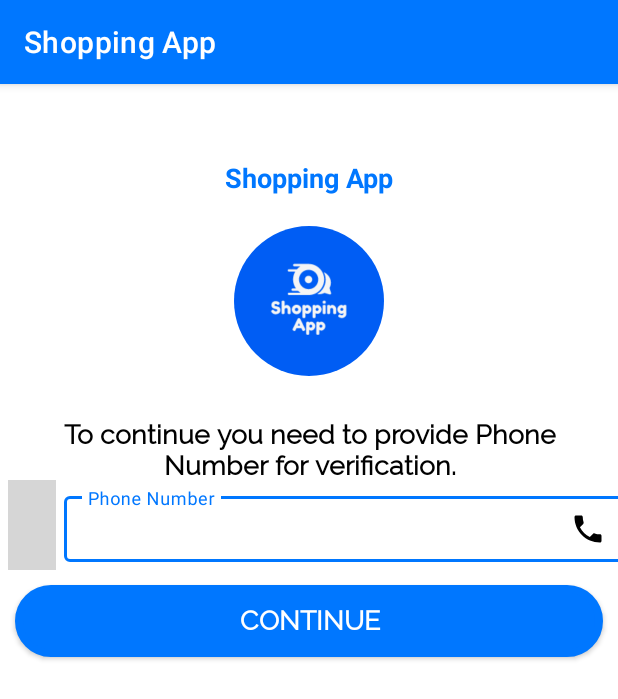
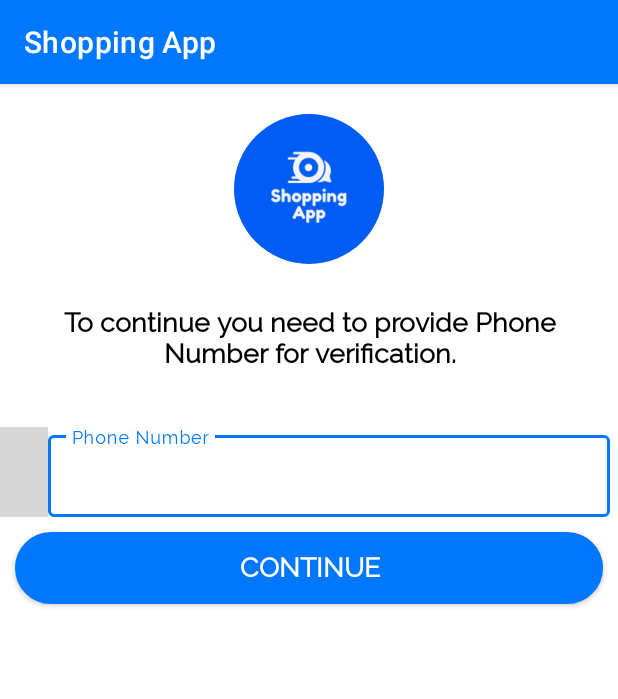
Before and after one commit to AbhishekKhot/Ecommerce_Client_App, an Android app: the PhoneNumberActivity screen opened directly, with no data from a screen before it, on a phone screen of 412 x 824 dp. Shown: the top 699 px of the screen. Run offline under Robolectric (Android 15) with nearby library versions, the phone set to English and light mode, and no system bars; our stand-ins replace CircleImageView, Firebase (no records; nobody signed in at launch, a user with empty details on screens opened directly); plain views replace CountryCodePicker; 3 statements that could not run were skipped; grey boxes are pictures that could not be loaded.

Commit message:
UI changes 2.0

```diff
--- a/app/src/main/AndroidManifest.xml
+++ b/app/src/main/AndroidManifest.xml
@@ -2,7 +2,7 @@
 <manifest xmlns:android="http://schemas.android.com/apk/res/android"
     xmlns:tools="http://schemas.android.com/tools">
 
-    <uses-permission android:name="android.permission.INTERNET"/>
+    <uses-permission android:name="android.permission.INTERNET" />
     <application
         android:allowBackup="true"
         android:dataExtractionRules="@xml/data_extraction_rules"
--- a/app/src/main/java/com/project/ecommerceapp/ui/OtpVerificationActivity.kt
+++ b/app/src/main/java/com/project/ecommerceapp/ui/OtpVerificationActivity.kt
@@ -1,16 +1,16 @@
 package com.project.ecommerceapp.ui
 
 import android.content.Intent
-import androidx.appcompat.app.AppCompatActivity
+import android.graphics.Paint
 import android.os.Bundle
 import android.view.View
 import android.widget.Toast
+import androidx.appcompat.app.AppCompatActivity
 import com.google.firebase.FirebaseException
 import com.google.firebase.auth.FirebaseAuth
 import com.google.firebase.auth.PhoneAuthCredential
 import com.google.firebase.auth.PhoneAuthOptions
 import com.google.firebase.auth.PhoneAuthProvider
-import com.project.ecommerceapp.R
 import com.project.ecommerceapp.databinding.ActivityOtpVerificationBinding
 import java.util.concurrent.TimeUnit
 
@@ -23,6 +23,8 @@ class OtpVerificationActivity : AppCompatActivity() {
         super.onCreate(savedInstanceState)
         binding = ActivityOtpVerificationBinding.inflate(layoutInflater)
         setContentView(binding.root)
+
+        binding.tvResendOTP.setPaintFlags(binding.tvResendOTP.paintFlags or Paint.UNDERLINE_TEXT_FLAG)
 
         binding.tvResendOTP.setOnClickListener {
             resendOTP()
--- a/app/src/main/java/com/project/ecommerceapp/ui/PhoneNumberActivity.kt
+++ b/app/src/main/java/com/project/ecommerceapp/ui/PhoneNumberActivity.kt
@@ -16,6 +16,7 @@ import com.google.firebase.auth.PhoneAuthProvider
 import com.google.firebase.auth.PhoneAuthProvider.OnVerificationStateChangedCallbacks
 import com.project.ecommerceapp.R
 import com.project.ecommerceapp.databinding.ActivityPhoneNumberBinding
+import com.project.ecommerceapp.utils.Constants
 import com.project.ecommerceapp.utils.Constants.SHARED_PREFERENCES_NAME
 import java.util.concurrent.TimeUnit
 
@@ -25,40 +26,42 @@ class PhoneNumberActivity : AppCompatActivity() {
     private lateinit var mCallbacks: OnVerificationStateChangedCallbacks
     private var firebaseAuth = FirebaseAuth.getInstance()
     private lateinit var countryCode: String
-    private lateinit var phoneNumber:String
-    private var sharedpreferences = getSharedPreferences(SHARED_PREFERENCES_NAME, Context.MODE_PRIVATE)
+    private lateinit var phoneNumber: String
+    private lateinit var sharedpreferences: SharedPreferences
+    private lateinit var editor: SharedPreferences.Editor
 
     @SuppressLint("ResourceAsColor")
     override fun onCreate(savedInstanceState: Bundle?) {
         super.onCreate(savedInstanceState)
         binding = ActivityPhoneNumberBinding.inflate(layoutInflater)
         setContentView(binding.root)
+        sharedpreferences = getSharedPreferences(SHARED_PREFERENCES_NAME, Context.MODE_PRIVATE)
+        editor = sharedpreferences.edit()
 
         countryCode = binding.codePicker.selectedCountryCodeWithPlus
 
         binding.codePicker.setOnCountryChangeListener {
-            countryCode=binding.codePicker.selectedCountryCodeWithPlus
+            countryCode = binding.codePicker.selectedCountryCodeWithPlus
         }
 
         binding.btnContinue.setOnClickListener {
             val number = binding.etPhoneNumber.text.toString()
             if (number.isEmpty()) {
                 binding.etPhoneNumber.requestFocus()
-                binding.etPhoneNumber.error="Empty"
-            } else if(number.length<10 || number.length>10) {
+                binding.etPhoneNumber.error = "Empty"
+            } else if (number.length < 10 || number.length > 10) {
                 binding.etPhoneNumber.requestFocus()
-                binding.etPhoneNumber.error="Not Valid Number"
-            }else{
+                binding.etPhoneNumber.error = "Not Valid Number"
+            } else {
                 val editor: SharedPreferences.Editor = sharedpreferences.edit()
                 editor.putString("USER_PHONE_NUMBER", number.toString())
                 editor.apply()
 
-                binding.progressBar.visibility=View.VISIBLE
-                binding.btnContinue.setBackgroundColor(R.color.grey)
-                phoneNumber=countryCode+number
-                val options=PhoneAuthOptions.newBuilder(firebaseAuth)
+                binding.progressBar.visibility = View.VISIBLE
+                phoneNumber = countryCode + number
+                val options = PhoneAuthOptions.newBuilder(firebaseAuth)
                     .setPhoneNumber(phoneNumber)
-                    .setTimeout(60L,TimeUnit.SECONDS)
+                    .setTimeout(60L, TimeUnit.SECONDS)
                     .setActivity(this)
                     .setCallbacks(mCallbacks)
                     .build()
@@ -72,14 +75,21 @@ class PhoneNumberActivity : AppCompatActivity() {
 
             override fun onVerificationFailed(p0: FirebaseException) {}
 
-            override fun onCodeSent(s: String, foreResendingToken: PhoneAuthProvider.ForceResendingToken) {
+            override fun onCodeSent(
+                s: String,
+                foreResendingToken: PhoneAuthProvider.ForceResendingToken
+            ) {
                 super.onCodeSent(s, foreResendingToken)
-                Toast.makeText(this@PhoneNumberActivity,"OTP sent successfully",Toast.LENGTH_SHORT).show()
-                binding.progressBar.visibility=View.INVISIBLE
-                val codeSent=s
-                val intent = Intent(this@PhoneNumberActivity,OtpVerificationActivity::class.java)
-                intent.putExtra("otp",codeSent)
-                intent.putExtra("phoneNumber",phoneNumber)
+                Toast.makeText(
+                    this@PhoneNumberActivity,
+                    "OTP sent successfully",
+                    Toast.LENGTH_SHORT
+                ).show()
+                binding.progressBar.visibility = View.INVISIBLE
+                val codeSent = s
+                val intent = Intent(this@PhoneNumberActivity, OtpVerificationActivity::class.java)
+                intent.putExtra("otp", codeSent)
+                intent.putExtra("phoneNumber", phoneNumber)
                 startActivity(intent)
                 finish()
             }
@@ -90,7 +100,7 @@ class PhoneNumberActivity : AppCompatActivity() {
         super.onStart()
         binding.etPhoneNumber.requestFocus()
 
-        if(firebaseAuth.currentUser?.uid!=null){
+        if (firebaseAuth.currentUser?.uid != null) {
             val intent = Intent(this, HomeActivity::class.java)
             startActivity(intent)
             finish()
--- a/app/src/main/res/layout/activity_phone_number.xml
+++ b/app/src/main/res/layout/activity_phone_number.xml
@@ -6,20 +6,6 @@
     android:layout_height="match_parent"
     android:background="@color/white"
     tools:context=".ui.PhoneNumberActivity">
-
-    <TextView
-        android:id="@+id/tvH2"
-        android:layout_width="wrap_content"
-        android:layout_height="wrap_content"
-        android:layout_marginTop="50dp"
-        android:text="@string/app_name"
-        android:textColor="@color/light_blue"
-        android:textSize="@dimen/h1"
-        android:textStyle="bold"
-        app:layout_constraintBottom_toTopOf="@id/iv2"
-        app:layout_constraintLeft_toLeftOf="parent"
-        app:layout_constraintRight_toRightOf="parent"
-        app:layout_constraintTop_toTopOf="parent" />
 
     <de.hdodenhof.circleimageview.CircleImageView
         android:id="@+id/iv2"
@@ -30,7 +16,7 @@
         android:src="@drawable/splash_image"
         app:layout_constraintEnd_toEndOf="parent"
         app:layout_constraintStart_toStartOf="parent"
-        app:layout_constraintTop_toBottomOf="@+id/tvH2" />
+        app:layout_constraintTop_toTopOf="parent"/>
 
     <TextView
         android:id="@+id/tv2"
@@ -53,10 +39,9 @@
         android:id="@+id/linear_layout"
         android:layout_width="match_parent"
         android:layout_height="60dp"
-        android:layout_marginTop="100dp"
+        android:layout_marginTop="30dp"
         android:orientation="horizontal"
         android:weightSum="2"
-        app:layout_constraintBottom_toTopOf="@+id/tv2"
         app:layout_constraintLeft_toLeftOf="parent"
         app:layout_constraintRight_toRightOf="parent"
         app:layout_constraintTop_toBottomOf="@+id/tv2">
@@ -65,8 +50,6 @@
             android:id="@+id/codePicker"
             android:layout_width="wrap_content"
             android:layout_height="match_parent"
-            android:padding="5dp"
-            android:layout_marginStart="5dp"
             app:ccp_areaCodeDetectedCountry="true"
             app:ccp_autoDetectCountry="true"
             app:ccp_showFlag="false" />
@@ -76,10 +59,9 @@
             style="@style/Widget.MaterialComponents.TextInputLayout.OutlinedBox"
             android:layout_width="match_parent"
             android:layout_height="match_parent"
-            android:layout_weight="1"
+            android:layout_weight="2"
             android:hint="@string/phone_number"
             android:layout_marginEnd="5dp"
-            android:padding="5dp"
             app:boxStrokeColor="@color/light_blue"
             app:hintTextColor="@color/light_blue">
 
@@ -87,8 +69,8 @@
                 android:id="@+id/etPhoneNumber"
                 android:layout_width="match_parent"
                 android:layout_height="match_parent"
-                android:drawableEnd="@drawable/ic_phone"
-                android:drawablePadding="5dp"
+                android:textSize="14sp"
+                android:fontFamily="@font/raleway"
                 android:inputType="number" />
         </com.google.android.material.textfield.TextInputLayout>
 
@@ -101,28 +83,27 @@
         android:layout_height="wrap_content"
         android:layout_centerHorizontal="true"
         android:layout_margin="10dp"
-        android:layout_marginTop="96dp"
+        android:layout_marginTop="100dp"
         android:background="@drawable/button_background"
         android:fontFamily="@font/raleway"
         android:text="@string/_continue"
         android:textColor="@color/white"
         android:textSize="@dimen/h1"
         android:textStyle="bold"
-        app:layout_constraintHorizontal_bias="1.0"
         app:layout_constraintLeft_toRightOf="parent"
         app:layout_constraintRight_toRightOf="parent"
         app:layout_constraintTop_toBottomOf="@id/linear_layout" />
 
     <ProgressBar
         android:id="@+id/progressBar"
-        android:layout_width="wrap_content"
-        android:layout_height="wrap_content"
+        android:layout_width="60dp"
+        android:layout_height="60dp"
         android:layout_centerHorizontal="true"
         android:padding="12dp"
+        android:progressBackgroundTint="@color/app_color"
         android:visibility="gone"
         app:layout_constraintBottom_toBottomOf="@+id/linear_layout"
         app:layout_constraintEnd_toEndOf="@+id/linear_layout"
-        app:layout_constraintStart_toStartOf="parent"
-        app:layout_constraintTop_toBottomOf="@+id/linear_layout" />
+        app:layout_constraintStart_toStartOf="@id/linear_layout" />
 
 </androidx.constraintlayout.widget.ConstraintLayout>
```
Also changed, not shown: app/src/main/res/layout/activity_otp_verification.xml (+7 -19 lines).
